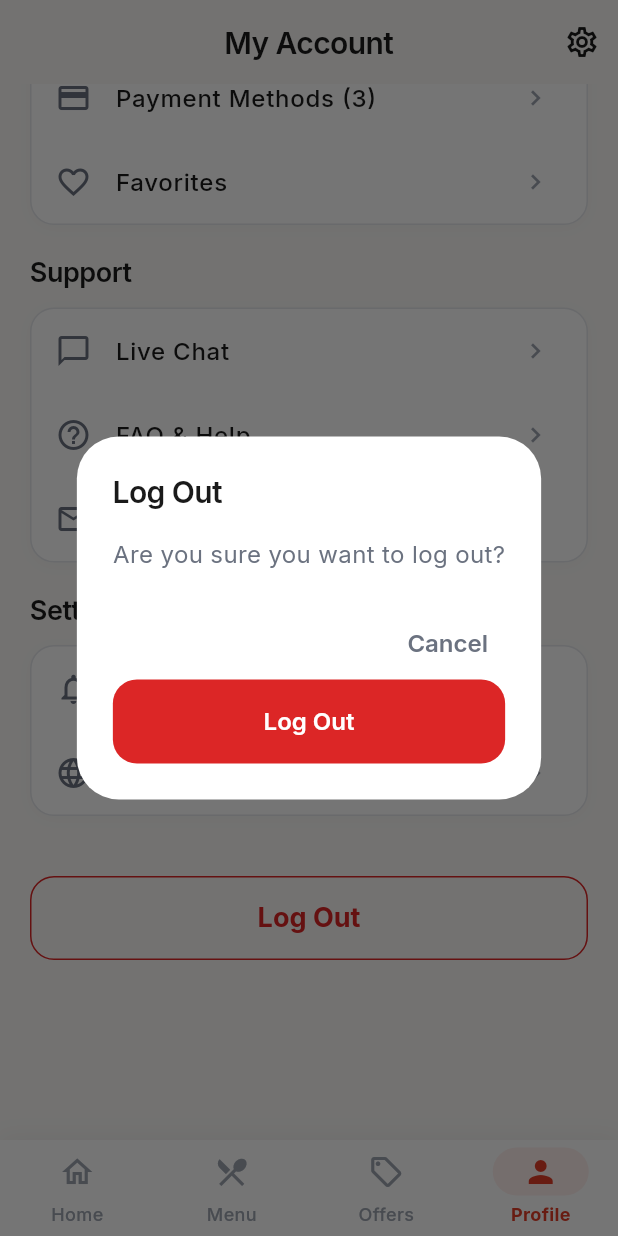
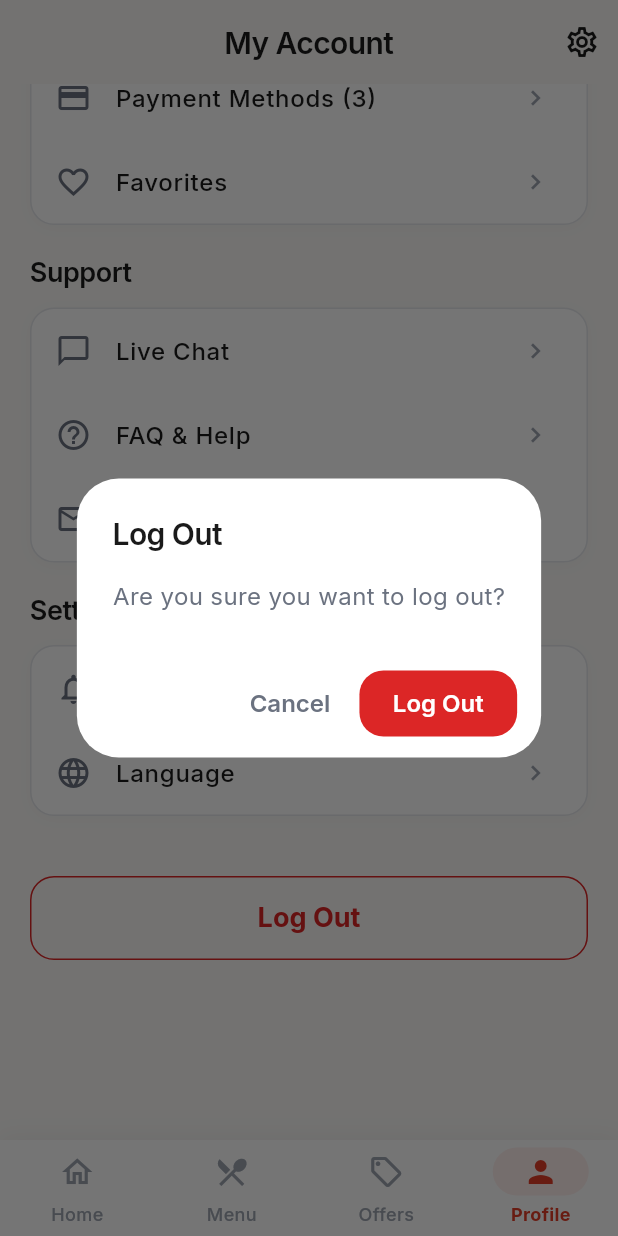
Before and after one commit to kunal-gswm/restau, a Flutter app: the screen it shows after launch, item 4 of the bottom bar chosen, scrolled down 1570 dp, after a tap on "Log Out", on a phone screen of 412 x 824 dp. Run offline on Flutter 3.47's test engine with Material 3 defaults, Android fonts, the phone set to English and light mode, and no system bars; our stand-ins replace flutter_riverpod, google_fonts; network calls fail.

Commit message:
Fix global ElevatedButtonTheme minimumSize forcing dialog buttons to stretch vertically

```diff
--- a/lib/core/theme/app_theme.dart
+++ b/lib/core/theme/app_theme.dart
@@ -66,7 +66,7 @@ class AppTheme {
           backgroundColor: AppColors.primary,
           foregroundColor: AppColors.textOnPrimary,
           elevation: 0,
-          minimumSize: const Size(double.infinity, AppSizes.buttonHeightLg),
+          minimumSize: const Size(64, AppSizes.buttonHeightMd),
           shape: RoundedRectangleBorder(
             borderRadius: AppRadii.borderRadiusLg,
           ),
@@ -78,7 +78,7 @@ class AppTheme {
       outlinedButtonTheme: OutlinedButtonThemeData(
         style: OutlinedButton.styleFrom(
           foregroundColor: AppColors.textPrimary,
-          minimumSize: const Size(double.infinity, AppSizes.buttonHeightLg),
+          minimumSize: const Size(64, AppSizes.buttonHeightMd),
           side: const BorderSide(color: AppColors.border),
           shape: RoundedRectangleBorder(
             borderRadius: AppRadii.borderRadiusLg,
@@ -91,7 +91,7 @@ class AppTheme {
       textButtonTheme: TextButtonThemeData(
         style: TextButton.styleFrom(
           foregroundColor: AppColors.primary,
-          textStyle: AppTypography.buttonSmall(AppColors.primary),
+          textStyle: AppTypography.buttonRegular(AppColors.primary),
         ),
       ),
 
--- a/lib/features/profile/presentation/pages/profile_screen.dart
+++ b/lib/features/profile/presentation/pages/profile_screen.dart
@@ -340,13 +340,15 @@ class _ProfileScreenState extends ConsumerState<ProfileScreen> with TickerProvid
                             backgroundColor: AppColors.surface,
                             title: Text('Log Out', style: AppTypography.h2(AppColors.textPrimary)),
                             content: Text('Are you sure you want to log out?', style: AppTypography.body1(AppColors.textSecondary)),
+                            actionsAlignment: MainAxisAlignment.end,
+                            actionsPadding: const EdgeInsets.symmetric(horizontal: AppSpacing.lg, vertical: AppSpacing.md),
                             actions: [
                               TextButton(
                                 onPressed: () => Navigator.pop(context),
                                 child: Text('Cancel', style: AppTypography.buttonRegular(AppColors.textSecondary)),
                               ),
                               ElevatedButton(
-                                style: ElevatedButton.styleFrom(backgroundColor: AppColors.error, elevation: 0),
+                                style: ElevatedButton.styleFrom(backgroundColor: AppColors.error, foregroundColor: AppColors.textOnPrimary, elevation: 0),
                                 onPressed: () {
                                   Navigator.pop(context); // Close dialog
                                   Navigator.of(context, rootNavigator: true).pushReplacement(
@@ -480,8 +482,13 @@ class _ProfileScreenState extends ConsumerState<ProfileScreen> with TickerProvid
       builder: (context) => AlertDialog(
         title: Text('Redeem $rewardName?'),
         content: Text('This will use $cost points from your balance.'),
+        actionsAlignment: MainAxisAlignment.end,
+        actionsPadding: const EdgeInsets.symmetric(horizontal: AppSpacing.lg, vertical: AppSpacing.md),
         actions: [
-          TextButton(onPressed: () => Navigator.pop(context), child: const Text('Cancel')),
+          TextButton(
+            onPressed: () => Navigator.pop(context),
+            child: Text('Cancel', style: AppTypography.buttonRegular(AppColors.textSecondary)),
+          ),
           ElevatedButton(
             onPressed: () {
               Navigator.pop(context);
```
Also changed, not shown: lib/features/cart/presentation/pages/cart_screen.dart (+11 -5 lines), lib/features/checkout/presentation/pages/checkout_screen.dart (+6 -1 lines), lib/features/profile/presentation/pages/payment_methods_screen.dart (+6 -1 lines).
